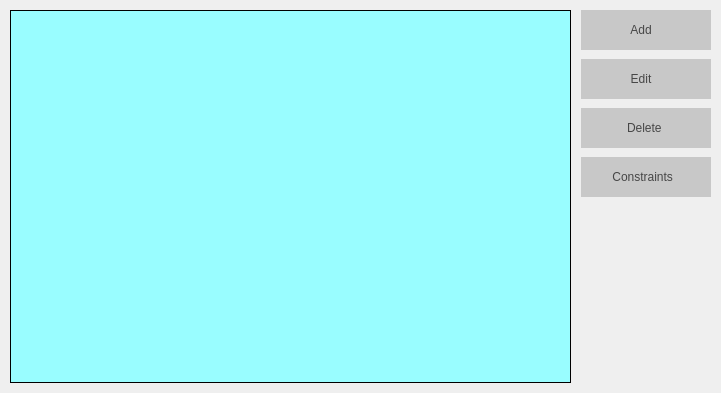
The window that Orar/OrarApp/ClassesView.ui (alexandrutm/UnivTimetable) describes before a commit, drawn with Qt 5.
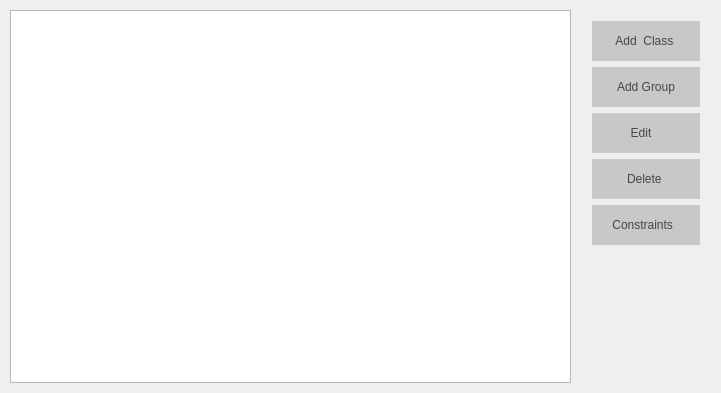
The same window after the commit. Icons and pictures are not drawn.

Commit message: Changed table view from class with a tree view to easily see the groups and subgroups of the year class

What changed in the file:
```diff
--- a/Orar/OrarApp/ClassesView.ui
+++ b/Orar/OrarApp/ClassesView.ui
@@ -33,21 +33,7 @@
     <number>10</number>
    </property>
    <item>
-    <widget class="QTableView" name="mTable">
-     <property name="styleSheet">
-      <string notr="true">background-color: rgb(153, 253, 255);
-border: 1px solid;</string>
-     </property>
-     <property name="frameShape">
-      <enum>QFrame::NoFrame</enum>
-     </property>
-     <property name="selectionBehavior">
-      <enum>QAbstractItemView::SelectRows</enum>
-     </property>
-     <attribute name="verticalHeaderVisible">
-      <bool>false</bool>
-     </attribute>
-    </widget>
+    <widget class="QTreeView" name="mTree"/>
    </item>
    <item>
     <widget class="QFrame" name="frame">
@@ -63,29 +49,56 @@
      <property name="frameShadow">
       <enum>QFrame::Raised</enum>
      </property>
-     <layout class="QHBoxLayout" name="horizontalLayout">
-      <property name="spacing">
-       <number>0</number>
-      </property>
-      <property name="leftMargin">
-       <number>0</number>
-      </property>
-      <property name="topMargin">
-       <number>0</number>
-      </property>
-      <property name="rightMargin">
-       <number>0</number>
-      </property>
-      <property name="bottomMargin">
-       <number>0</number>
-      </property>
-      <item>
-       <layout class="QVBoxLayout" name="verticalLayout_5">
-        <property name="spacing">
-         <number>9</number>
+     <layout class="QVBoxLayout" name="verticalLayout">
+      <item>
+       <widget class="QPushButton" name="mAddClass">
+        <property name="minimumSize">
+         <size>
+          <width>0</width>
+          <height>40</height>
+         </size>
+        </property>
+        <property name="layoutDirection">
+         <enum>Qt::RightToLeft</enum>
+        </property>
+        <property name="autoFillBackground">
+         <bool>false</bool>
+        </property>
+        <property name="styleSheet">
+         <string notr="true">QPushButton{
+	font: 75 14pt &quot;Times New Roman&quot;;
+	color: rgb(70, 70, 70);
+	background-color: rgb(200, 200, 200);
+	border: 0px solid;
+}
+
+QPushButton:hover {
+	background-color: rgb(231, 231, 231);
+}</string>
+        </property>
+        <property name="text">
+         <string>Add  Class </string>
+        </property>
+        <property name="icon">
+         <iconset resource="OrarApp.qrc">
+          <normaloff>:/Buttons/img/addBtn.png</normaloff>:/Buttons/img/addBtn.png</iconset>
         </property>
+        <property name="iconSize">
+         <size>
+          <width>18</width>
+          <height>18</height>
+         </size>
+        </property>
+        <property name="default">
+         <bool>false</bool>
+        </property>
+        <property name="flat">
+         <bool>false</bool>
+        </property>
+       </widget>
+      </item>
         <item>
-         <widget class="QPushButton" name="mAdd">
+       <widget class="QPushButton" name="mAddGroup">
           <property name="minimumSize">
            <size>
             <width>0</width>
@@ -111,7 +124,7 @@
 }</string>
           </property>
           <property name="text">
-           <string>Add   </string>
+         <string>Add Group</string>
           </property>
           <property name="icon">
            <iconset resource="OrarApp.qrc">
@@ -253,12 +266,10 @@
           <property name="sizeHint" stdset="0">
            <size>
             <width>20</width>
-            <height>40</height>
+          <height>122</height>
            </size>
           </property>
          </spacer>
-        </item>
-       </layout>
       </item>
      </layout>
     </widget>
```
Lines whose indentation alone changed are shown as unchanged. The commit also changes 29 other files.
